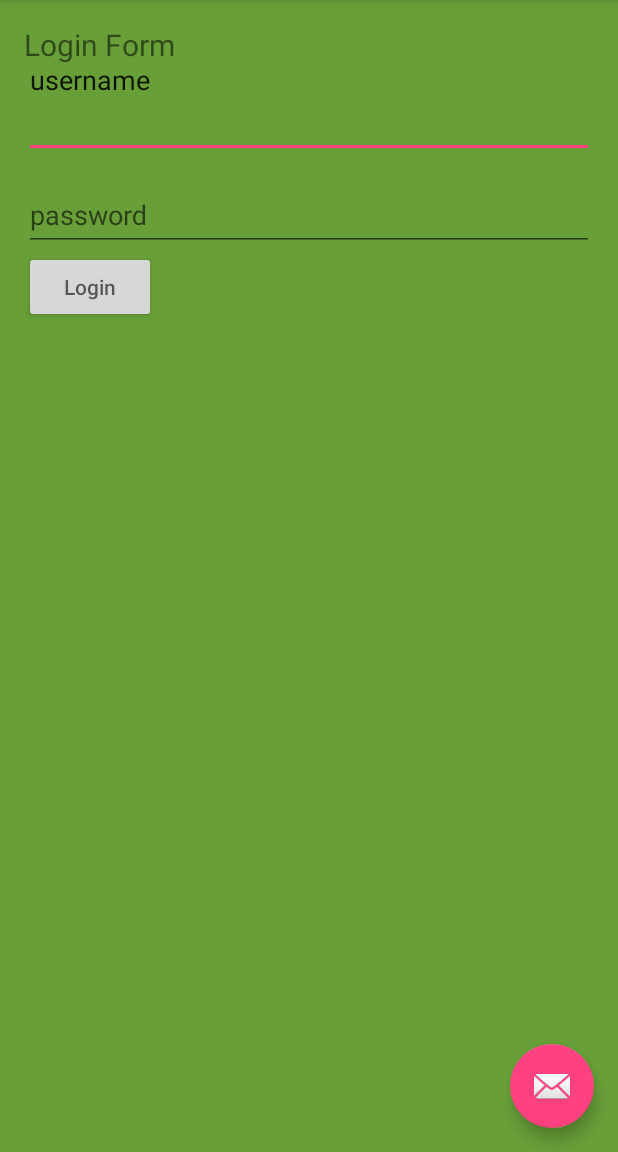
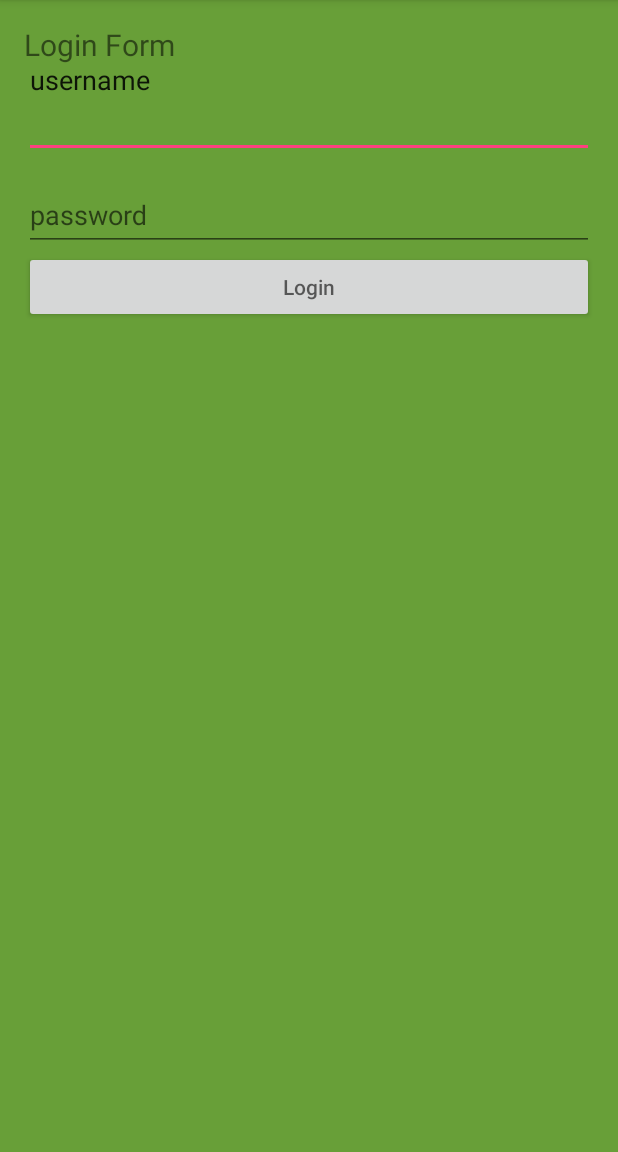
Before and after one commit to grishmashrestha/lf-android-learning, an Android app: the screen it shows after launch (MyActivity), on a phone screen of 412 x 824 dp, the part 84-1236 px from its top. Run offline under Robolectric (Android 15) with nearby library versions, the phone set to English and light mode, and no system bars; our stand-ins replace ButterKnife.

Commit message:
removed floating icon of message from app

```diff
--- a/app/src/main/java/com/example/grishma/myfirstapp/MyActivity.java
+++ b/app/src/main/java/com/example/grishma/myfirstapp/MyActivity.java
@@ -28,15 +28,6 @@ public class MyActivity extends AppCompatActivity {
         Toolbar toolbar = (Toolbar) findViewById(R.id.toolbar);
         setSupportActionBar(toolbar);
         ButterKnife.bind(this);
-
-       FloatingActionButton fab = (FloatingActionButton) findViewById(R.id.fab);
-        fab.setOnClickListener(new View.OnClickListener() {
-            @Override
-            public void onClick(View view) {
-                Snackbar.make(view, "Replace with your own action", Snackbar.LENGTH_LONG)
-                        .setAction("Action", null).show();
-            }
-        });
     }
 
     @Override
--- a/app/src/main/res/layout/activity_my.xml
+++ b/app/src/main/res/layout/activity_my.xml
@@ -24,12 +24,4 @@
 
     <include layout="@layout/content_my"/>
 
-    <android.support.design.widget.FloatingActionButton
-        android:id="@+id/fab"
-        android:layout_width="wrap_content"
-        android:layout_height="wrap_content"
-        android:layout_gravity="bottom|end"
-        android:layout_margin="@dimen/fab_margin"
-        android:src="@android:drawable/ic_dialog_email" />
-
 </android.support.design.widget.CoordinatorLayout>
--- a/app/src/main/res/layout/content_my.xml
+++ b/app/src/main/res/layout/content_my.xml
@@ -51,7 +51,7 @@
     </android.support.design.widget.TextInputLayout>
 
     <Button
-        android:layout_width="wrap_content"
+        android:layout_width="match_parent"
         android:layout_height="wrap_content"
         android:onClick="loginProcess"
         android:hint="Login"
```
Also changed, not shown: app/src/main/java/com/example/grishma/myfirstapp/DisplayActivity.java (+0 -10 lines), app/src/main/java/com/example/grishma/myfirstapp/WelcomeActivity.java (+0 -9 lines), app/src/main/res/layout/activity_display.xml (+0 -8 lines).
